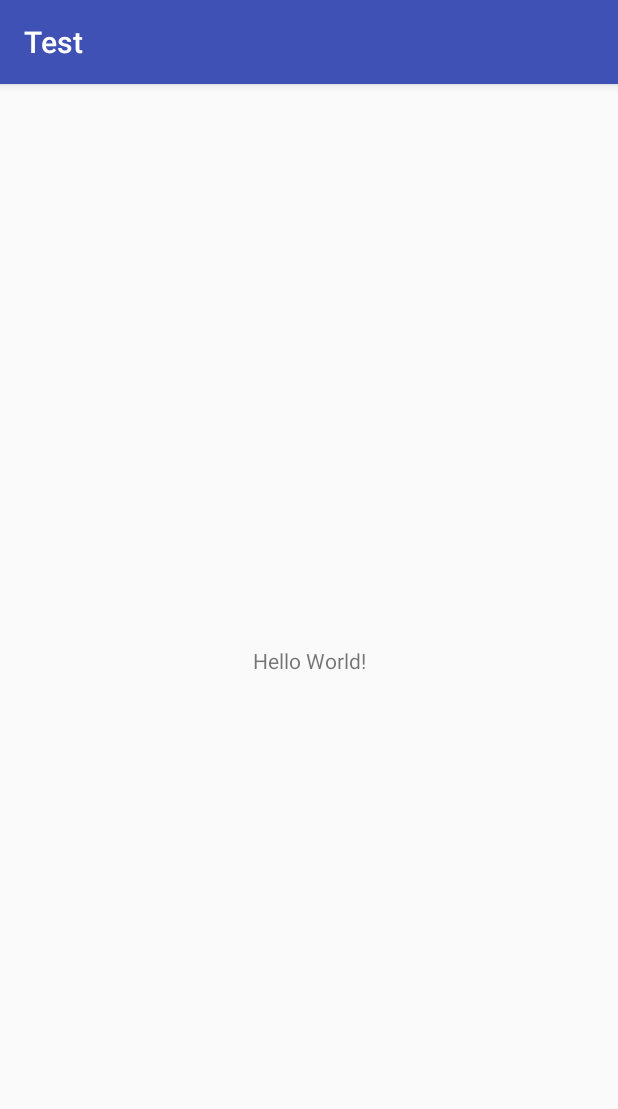
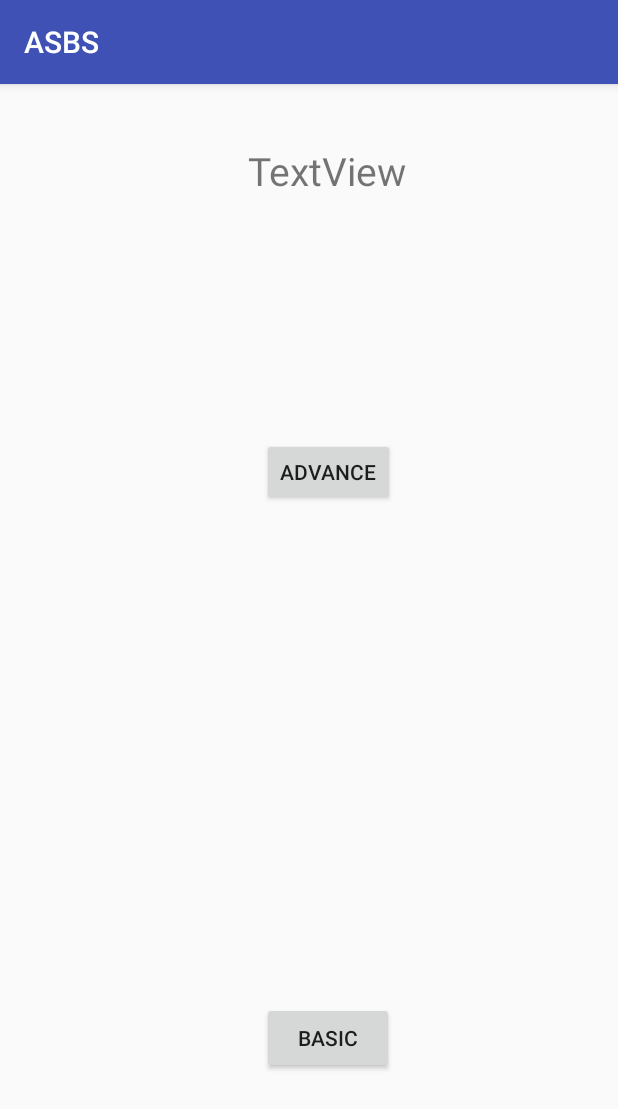
Before and after one commit to testsolink/Test123, an Android app: the screen it shows after launch (Index before the commit, MainActivity after it), on a phone screen of 412 x 824 dp. Shown: the top 1109 px of the screen. Run offline under Robolectric (Android 15) with nearby library versions, the phone set to English and light mode, and no system bars.

Commit message:
28-01-2561

```diff
--- a/app/src/main/AndroidManifest.xml
+++ b/app/src/main/AndroidManifest.xml
@@ -9,13 +9,15 @@
         android:roundIcon="@mipmap/ic_launcher_round"
         android:supportsRtl="true"
         android:theme="@style/AppTheme">
-        <activity android:name=".Index">
+        <activity android:name=".MainActivity">
             <intent-filter>
                 <action android:name="android.intent.action.MAIN" />
 
                 <category android:name="android.intent.category.LAUNCHER" />
             </intent-filter>
         </activity>
+        <activity android:name=".BasicActivity" />
+        <activity android:name=".AdvanceActivity"></activity>
     </application>
 
 </manifest>
--- a/app/src/main/java/com/example/user/test/Index.java
+++ b/app/src/main/java/com/example/user/test/AdvanceActivity.java
@@ -3,11 +3,11 @@ package com.example.user.test;
 import android.support.v7.app.AppCompatActivity;
 import android.os.Bundle;
 
-public class Index extends AppCompatActivity {
+public class AdvanceActivity extends AppCompatActivity {
 
     @Override
     protected void onCreate(Bundle savedInstanceState) {
         super.onCreate(savedInstanceState);
-        setContentView(R.layout.activity_index);
+        setContentView(R.layout.activity_advance);
     }
 }
--- /dev/null
+++ b/app/src/main/java/com/example/user/test/BasicActivity.java
@@ -0,0 +1,13 @@
+package com.example.user.test;
+
+import android.support.v7.app.AppCompatActivity;
+import android.os.Bundle;
+
+public class BasicActivity extends AppCompatActivity {
+
+    @Override
+    protected void onCreate(Bundle savedInstanceState) {
+        super.onCreate(savedInstanceState);
+        setContentView(R.layout.activity_basic);
+    }
+}
--- /dev/null
+++ b/app/src/main/java/com/example/user/test/MainActivity.java
@@ -0,0 +1,34 @@
+package com.example.user.test;
+
+import android.content.Intent;
+import android.support.v7.app.AppCompatActivity;
+import android.os.Bundle;
+import android.view.View;
+import android.widget.Button;
+
+public class MainActivity extends AppCompatActivity {
+
+    @Override
+    protected void onCreate(Bundle savedInstanceState) {
+        super.onCreate(savedInstanceState);
+        setContentView(R.layout.activity_main);
+
+        Button basic = (Button) findViewById(R.id.basic);
+        Button advance = (Button) findViewById(R.id.advance);
+
+        basic.setOnClickListener(new View.OnClickListener() {
+            @Override
+                public void onClick(View v) {
+                Intent intent = new Intent(MainActivity.this,BasicActivity.class);
+                startActivity(intent);
+            }
+        });
+        advance.setOnClickListener(new View.OnClickListener() {
+            @Override
+            public void onClick(View v) {
+                Intent intent = new Intent(MainActivity.this,AdvanceActivity.class);
+                startActivity(intent);
+            }
+        });
+    }
+}
--- /dev/null
+++ b/app/src/main/res/layout/activity_advance.xml
@@ -0,0 +1,9 @@
+<?xml version="1.0" encoding="utf-8"?>
+<android.support.constraint.ConstraintLayout xmlns:android="http://schemas.android.com/apk/res/android"
+    xmlns:app="http://schemas.android.com/apk/res-auto"
+    xmlns:tools="http://schemas.android.com/tools"
+    android:layout_width="match_parent"
+    android:layout_height="match_parent"
+    tools:context="com.example.user.test.AdvanceActivity">
+
+</android.support.constraint.ConstraintLayout>
--- /dev/null
+++ b/app/src/main/res/layout/activity_basic.xml
@@ -0,0 +1,9 @@
+<?xml version="1.0" encoding="utf-8"?>
+<android.support.constraint.ConstraintLayout xmlns:android="http://schemas.android.com/apk/res/android"
+    xmlns:app="http://schemas.android.com/apk/res-auto"
+    xmlns:tools="http://schemas.android.com/tools"
+    android:layout_width="match_parent"
+    android:layout_height="match_parent"
+    tools:context="com.example.user.test.BasicActivity">
+
+</android.support.constraint.ConstraintLayout>
--- a/app/src/main/res/layout/activity_index.xml
+++ /dev/null
@@ -1,18 +0,0 @@
-<?xml version="1.0" encoding="utf-8"?>
-<android.support.constraint.ConstraintLayout xmlns:android="http://schemas.android.com/apk/res/android"
-    xmlns:app="http://schemas.android.com/apk/res-auto"
-    xmlns:tools="http://schemas.android.com/tools"
-    android:layout_width="match_parent"
-    android:layout_height="match_parent"
-    tools:context="com.example.user.test.Index">
-
-    <TextView
-        android:layout_width="wrap_content"
-        android:layout_height="wrap_content"
-        android:text="Hello World!"
-        app:layout_constraintBottom_toBottomOf="parent"
-        app:layout_constraintLeft_toLeftOf="parent"
-        app:layout_constraintRight_toRightOf="parent"
-        app:layout_constraintTop_toTopOf="parent" />
-
-</android.support.constraint.ConstraintLayout>
--- /dev/null
+++ b/app/src/main/res/layout/activity_main.xml
@@ -0,0 +1,54 @@
+<?xml version="1.0" encoding="utf-8"?>
+<android.support.constraint.ConstraintLayout xmlns:android="http://schemas.android.com/apk/res/android"
+    xmlns:app="http://schemas.android.com/apk/res-auto"
+    xmlns:tools="http://schemas.android.com/tools"
+    android:layout_width="match_parent"
+    android:layout_height="match_parent"
+    tools:context="com.example.user.test.MainActivity">
+
+    <TextView
+        android:id="@+id/textView"
+        android:layout_width="wrap_content"
+        android:layout_height="wrap_content"
+        android:layout_marginBottom="8dp"
+        android:layout_marginEnd="8dp"
+        android:layout_marginStart="8dp"
+        android:layout_marginTop="40dp"
+        android:text="TextView"
+        android:textSize="26sp"
+        app:layout_constraintEnd_toEndOf="parent"
+        app:layout_constraintHorizontal_bias="0.542"
+        app:layout_constraintStart_toStartOf="parent"
+        app:layout_constraintTop_toTopOf="parent"
+        app:layout_constraintVertical_bias="0.686" />
+
+    <Button
+        android:id="@+id/basic"
+        android:layout_width="wrap_content"
+        android:layout_height="wrap_content"
+        android:layout_marginBottom="108dp"
+        android:layout_marginEnd="8dp"
+        android:layout_marginStart="8dp"
+        android:text="Basic"
+        app:layout_constraintBottom_toBottomOf="parent"
+        app:layout_constraintEnd_toEndOf="parent"
+        app:layout_constraintHorizontal_bias="0.542"
+        app:layout_constraintStart_toStartOf="parent" />
+
+    <Button
+        android:id="@+id/advance"
+        android:layout_width="wrap_content"
+        android:layout_height="45dp"
+        android:layout_marginBottom="8dp"
+        android:layout_marginEnd="8dp"
+        android:layout_marginStart="8dp"
+        android:layout_marginTop="8dp"
+        android:text="Advance"
+        app:layout_constraintBottom_toTopOf="@+id/basic"
+        app:layout_constraintEnd_toEndOf="parent"
+        app:layout_constraintHorizontal_bias="0.542"
+        app:layout_constraintStart_toStartOf="parent"
+        app:layout_constraintTop_toBottomOf="@+id/textView"
+        app:layout_constraintVertical_bias="0.321" />
+
+</android.support.constraint.ConstraintLayout>
--- a/app/src/main/res/values/strings.xml
+++ b/app/src/main/res/values/strings.xml
@@ -1,3 +1,4 @@
 <resources>
-    <string name="app_name">Test</string>
+    <string name="app_name">ASBS</string>
+    <string name="head_name">Hello Bsru</string>
 </resources>
```
